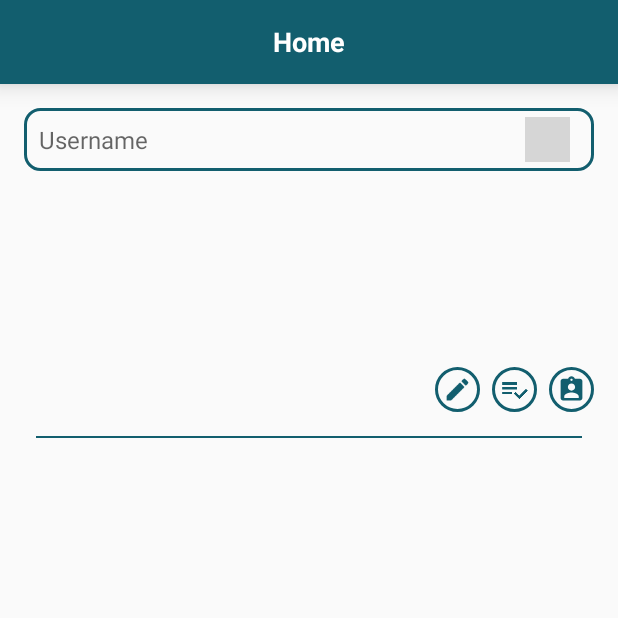
After one commit to hp-harsh/ProjectBrainAndroid, an Android app: the fragment SearchFragment shown on its own in the app's theme, on a phone screen of 412 x 824 dp, the top half of it. The commit adds this screen. Run offline under Robolectric (Android 15) with nearby library versions, the phone set to English and light mode, and no system bars; our stand-ins replace Dagger/Hilt's generated code, RxJava, Timber; network calls fail; grey boxes are pictures that could not be loaded.

Commit message:
Cite Idea and Search Idea design phase 2

```diff
--- /dev/null
+++ b/app/src/main/java/hp/harsh/projectbrain/fragments/SearchFragment.java
@@ -0,0 +1,166 @@
+package hp.harsh.projectbrain.fragments;
+
+import android.os.Bundle;
+import android.text.Editable;
+import android.text.TextWatcher;
+import android.util.Log;
+import android.view.LayoutInflater;
+import android.view.View;
+import android.view.ViewGroup;
+import android.widget.EditText;
+import android.widget.ImageView;
+import android.widget.LinearLayout;
+import android.widget.TextView;
+
+import androidx.annotation.NonNull;
+import androidx.annotation.Nullable;
+
+import java.util.ArrayList;
+
+import hp.harsh.projectbrain.R;
+import hp.harsh.projectbrain.models.BrainIdeaModel;
+import hp.harsh.projectbrain.networks.NetworkCallback;
+import hp.harsh.projectbrain.networks.NetworkError;
+import hp.harsh.projectbrain.util.ToastUtil;
+
+public class SearchFragment extends BaseFragment implements NetworkCallback, View.OnClickListener, TextWatcher {
+    private static final String TAG = SearchFragment.class.getSimpleName();
+
+    private TextView mTxtTitle;
+    private TextView txtNoData;
+    private TextView txtIdeaTitle;
+    private TextView txtContext;
+    private TextView txtContent;
+    private TextView txtPostedBy;
+
+    private LinearLayout lnrData;
+
+    private EditText edtSearch;
+    private ArrayList<BrainIdeaModel.Datum> arrayBrainIdeas = new ArrayList<>();
+
+    private ImageView imgSearch;
+    private ImageView imgCite;
+    private ImageView imgTodo;
+    private ImageView imgFollow;
+
+    private boolean isFirstTime = true;
+
+    public static SearchFragment getInstance() {
+        SearchFragment frag = new SearchFragment();
+        return frag;
+    }
+
+    @Nullable
+    @Override
+    public View onCreateView(@NonNull LayoutInflater inflater, @Nullable ViewGroup container, @Nullable Bundle savedInstanceState) {
+        return inflater.inflate(R.layout.fragment_search, container, false);
+    }
+
+    @Override
+    public void onViewCreated(@NonNull View view, @Nullable Bundle savedInstanceState) {
+        super.onViewCreated(view, savedInstanceState);
+
+        init(view);
+    }
+
+    private void init(View view) {
+        mTxtTitle = view.findViewById(R.id.txtTitle);
+        txtNoData = view.findViewById(R.id.txtNoData);
+        txtIdeaTitle = view.findViewById(R.id.txtIdeaTitle);
+        txtContext = view.findViewById(R.id.txtContext);
+        txtContent = view.findViewById(R.id.txtContent);
+        txtPostedBy = view.findViewById(R.id.txtPostedBy);
+
+        edtSearch = view.findViewById(R.id.edtSearch);
+
+        imgSearch = view.findViewById(R.id.imgSearch);
+        imgCite = view.findViewById(R.id.imgCite);
+        imgTodo = view.findViewById(R.id.imgTodo);
+        imgFollow = view.findViewById(R.id.imgFollow);
+
+        mTxtTitle.setText(mResourceUtil.getString(R.string.home));
+
+        edtSearch.addTextChangedListener(this);
+        imgSearch.setOnClickListener(this);
+    }
+
+    private void callBrainIdeaByUsernameApi(String username) {
+        Log.i(TAG, "callLoginApi");
+        if (!mCommonUtil.isInternetAvailable(getActivity())) {
+            return;
+        }
+
+        if (mCommonUtil.isNullString("" + username.trim())) {
+            ToastUtil.show(getActivity(), "" + mResourceUtil.getString(R.string.toast_username_empty));
+            return;
+        } else if (username.equals("" + mSharedPrefsHelper.getUsername().trim())) {
+            ToastUtil.show(getActivity(), getString(R.string.other_username_empty));
+            return;
+        }
+
+        // Now call web service using retrofit
+        mNetworkService.doBrainIdea(getActivity(),
+                username,
+                false,
+                this);
+    }
+
+    @Override
+    public void onSuccess(Object networkResponse) {
+        if (networkResponse instanceof BrainIdeaModel) {
+
+            BrainIdeaModel responseModel = (BrainIdeaModel) networkResponse;
+
+            if (arrayBrainIdeas.size() > 0) {
+                arrayBrainIdeas = new ArrayList<>();
+            }
+
+            arrayBrainIdeas.addAll(responseModel.getData());
+
+            if (arrayBrainIdeas.size() == 0) {
+                txtNoData.setVisibility(View.VISIBLE);
+                lnrData.setVisibility(View.GONE);
+            } else {
+                txtNoData.setVisibility(View.GONE);
+                lnrData.setVisibility(View.VISIBLE);
+            }
+
+        } else {
+            ToastUtil.show(getActivity(), mResourceUtil.getString(R.string.toast_something_wrong));
+        }
+    }
+
+    @Override
+    public void onError(NetworkError networkError) {
+        ToastUtil.show(getActivity(), "" + networkError.getMessage());
+    }
+
+    @Override
+    public void onClick(View v) {
+        switch (v.getId()) {
+            case R.id.imgSearch:
+                callBrainIdeaByUsernameApi("" + edtSearch.getText().toString().trim());
+                break;
+        }
+    }
+
+    @Override
+    public void beforeTextChanged(CharSequence s, int start, int count, int after) {
+
+    }
+
+    @Override
+    public void onTextChanged(CharSequence s, int start, int before, int count) {
+
+    }
+
+    @Override
+    public void afterTextChanged(Editable s) {
+        if (!isFirstTime && s.toString().trim().length() == 0) {
+            txtNoData.setVisibility(View.VISIBLE);
+            lnrData.setVisibility(View.GONE);
+        }
+
+        isFirstTime = false;
+    }
+}
--- a/app/src/main/res/layout/fragment_new_idea.xml
+++ b/app/src/main/res/layout/fragment_new_idea.xml
@@ -2,7 +2,9 @@
 <LinearLayout
     xmlns:android="http://schemas.android.com/apk/res/android" android:layout_width="match_parent"
     android:layout_height="match_parent"
-    android:orientation="vertical">
+    android:orientation="vertical"
+    android:background="@android:color/background_light"
+    android:clickable="true">
 
     <include layout="@layout/toolbar_main" />
 
--- /dev/null
+++ b/app/src/main/res/layout/fragment_search.xml
@@ -0,0 +1,60 @@
+<?xml version="1.0" encoding="utf-8"?>
+<LinearLayout xmlns:android="http://schemas.android.com/apk/res/android"
+    android:layout_width="match_parent"
+    android:layout_height="match_parent"
+    android:orientation="vertical">
+
+    <include layout="@layout/toolbar_main" />
+
+    <RelativeLayout
+        android:layout_width="match_parent"
+        android:layout_height="wrap_content"
+        android:paddingLeft="16dp"
+        android:paddingRight="16dp">
+
+        <androidx.appcompat.widget.AppCompatEditText
+            android:id="@+id/edtSearch"
+            style="@style/UiEditText"
+            android:layout_marginTop="16dp"
+            android:layout_marginBottom="16dp"
+            android:hint="Username"
+            android:inputType="textPersonName"
+            android:paddingLeft="46dp"
+            android:paddingRight="46dp" />
+
+        <androidx.appcompat.widget.AppCompatImageButton
+            android:id="@+id/imgSearch"
+            android:layout_width="30dp"
+            android:layout_height="30dp"
+            android:layout_alignParentRight="true"
+            android:layout_centerVertical="true"
+            android:layout_marginRight="16dp"
+            android:background="@color/white"
+            android:scaleType="fitCenter"
+            android:src="@drawable/ic_search" />
+
+    </RelativeLayout>
+
+    <FrameLayout
+        android:layout_width="match_parent"
+        android:layout_height="match_parent">
+
+        <LinearLayout
+            android:id="@+id/lnrData"
+            android:layout_width="match_parent"
+            android:layout_height="wrap_content">
+
+            <include layout="@layout/view_idea" />
+        </LinearLayout>
+
+        <androidx.appcompat.widget.AppCompatTextView
+            android:id="@+id/txtNoData"
+            android:layout_width="wrap_content"
+            android:layout_height="wrap_content"
+            android:layout_gravity="center"
+            android:text="@string/no_data_found"
+            android:visibility="gone" />
+
+    </FrameLayout>
+
+</LinearLayout>
--- a/app/src/main/res/layout/view_brain_idea.xml
+++ b/app/src/main/res/layout/view_brain_idea.xml
@@ -7,7 +7,7 @@
     android:background="@android:color/transparent">
 
     <androidx.appcompat.widget.AppCompatTextView
-        android:id="@+id/txtTitle"
+        android:id="@+id/txtIdeaTitle"
         android:layout_width="match_parent"
         android:layout_height="wrap_content"
         android:textSize="20sp"
--- a/app/src/main/res/layout/view_idea.xml
+++ b/app/src/main/res/layout/view_idea.xml
@@ -7,7 +7,7 @@
     android:background="@android:color/transparent">
 
     <androidx.appcompat.widget.AppCompatTextView
-        android:id="@+id/txtTitle"
+        android:id="@+id/txtIdeaTitle"
         android:layout_width="match_parent"
         android:layout_height="wrap_content"
         android:textSize="20sp"
--- a/app/src/main/res/values/strings.xml
+++ b/app/src/main/res/values/strings.xml
@@ -38,4 +38,6 @@
     <string name="profile">Profile</string>
     <string name="no_data_found">No data found</string>
     <string name="other_username_empty">Enter other username</string>
+    <string name="idea">Idea</string>
+    <string name="cite_idea">Cite Idea</string>
 </resources>
```
Also changed, not shown: app/src/main/java/hp/harsh/projectbrain/activities/HomeActivity.java (+9 -2 lines), app/src/main/java/hp/harsh/projectbrain/adapters/HomeIdeasAdapter.java (+6 -6 lines), app/src/main/java/hp/harsh/projectbrain/adapters/IdeasAdapter.java (+1 -102 lines), app/src/main/java/hp/harsh/projectbrain/adapters/TodoAdapter.java (+11 -2 lines), app/src/main/java/hp/harsh/projectbrain/fragments/CiteIdeaFragment.java (added, +143 -0 lines), app/src/main/java/hp/harsh/projectbrain/fragments/SingleIdeaFragment.java (added, +71 -0 lines), app/src/main/java/hp/harsh/projectbrain/models/BrainIdeaModel.java (+13 -1 lines), app/src/main/java/hp/harsh/projectbrain/models/BrainTodoModel.java (+13 -1 lines), app/src/main/java/hp/harsh/projectbrain/models/NewIdeaModel.java (+18 -3 lines), app/src/main/java/hp/harsh/projectbrain/models/TodoModel.java (+13 -1 lines), app/src/main/java/hp/harsh/projectbrain/networks/RequestParam.java (+12 -0 lines), app/src/main/res/layout/activity_home.xml (+10 -0 lines), app/src/main/res/layout/fragment_single_idea.xml (added, +32 -0 lines).
